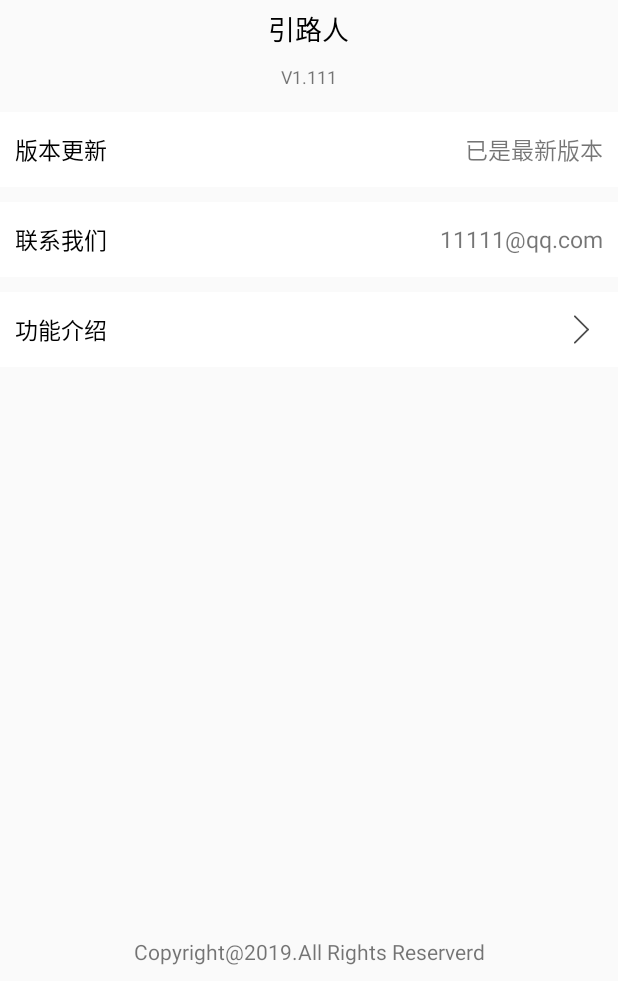
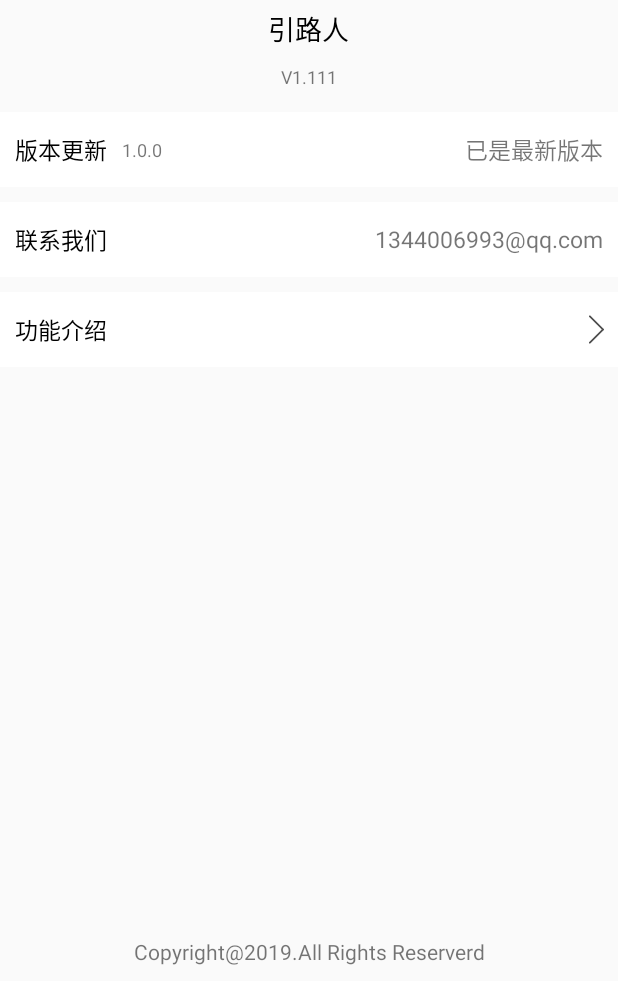
Before and after one commit to GolThr/TravelGuide, an Android app: the AboutActivity screen opened directly, with no data from a screen before it, on a phone screen of 412 x 824 dp, the part 255-1236 px from its top. Run offline under Robolectric (Android 15) with nearby library versions, the phone set to English and light mode, and no system bars; our stand-ins replace CircleImageView.

Commit message:
GolThr(8014)

```diff
--- a/app/src/main/java/com/golthr/travelguide/AboutActivity.java
+++ b/app/src/main/java/com/golthr/travelguide/AboutActivity.java
@@ -5,6 +5,7 @@ import android.os.Bundle;
 import android.support.v7.app.AppCompatActivity;
 import android.view.View;
 import android.widget.ImageView;
+import android.widget.RelativeLayout;
 import android.widget.TextView;
 
 
@@ -13,6 +14,8 @@ import android.widget.TextView;
  */
 
 public class AboutActivity extends AppCompatActivity {
+    private TextView tv_version;
+    private TextView tv_currentVersion;
     /**
      * ATTENTION: This was auto-generated to implement the App Indexing API.
      * See https://g.co/AppIndexing/AndroidStudio for more information.
@@ -22,13 +25,13 @@ public class AboutActivity extends AppCompatActivity {
         Affects.setStatusBarFontBlack(AboutActivity.this);
         super.onCreate(savedInstanceState);
         setContentView(R.layout.activity_about);
-        ImageView gotoIntroduction = (ImageView) findViewById(R.id.gotoIntroduction);
+
+        RelativeLayout gotoIntroduction = (RelativeLayout) findViewById(R.id.gotoIntroduction);
         gotoIntroduction.setOnClickListener(new View.OnClickListener() {
             @Override
             public void onClick(View v) {
                 Intent intent = new Intent(AboutActivity.this,IntroductionActivity.class);
                 startActivity(intent);
-                finish();
             }
         });
         ImageView imageView=(ImageView)findViewById(R.id.iv_back_btn);
@@ -40,6 +43,24 @@ public class AboutActivity extends AppCompatActivity {
         });
         TextView tv_title = (TextView)findViewById(R.id.tv_main_title);
         tv_title.setText("关于引路人");
+
+        RelativeLayout rl_checkUpdate = (RelativeLayout)findViewById(R.id.rl_checkUpdate);
+        tv_version = (TextView)findViewById(R.id.tv_version);
+        tv_currentVersion = (TextView)findViewById(R.id.tv_currentVersion);
+
+        checkForUpdate();
+        rl_checkUpdate.setOnClickListener(new View.OnClickListener() {
+            @Override
+            public void onClick(View view) {
+                checkForUpdate();
+            }
+        });
     }
 
+    private void checkForUpdate(){
+        //检测新版本Bmob_checkUpdate_impl
+        //数据：当前版本currentVersion
+        String currentVersion = tv_currentVersion.getText().toString().trim();
+        //获取最新版本号，如果比现在更新，则设置tv_version显示有最新版本，否则不设置
+    }
 }
--- a/app/src/main/res/layout/activity_about.xml
+++ b/app/src/main/res/layout/activity_about.xml
@@ -32,6 +32,7 @@
         android:layout_gravity="center"
         />
     <RelativeLayout
+        android:id="@+id/rl_checkUpdate"
         android:layout_width="match_parent"
         android:layout_height="50dp"
         android:layout_marginTop="10dp"
@@ -39,6 +40,7 @@
         android:background="#ffffff"
         >
         <TextView
+            android:id="@+id/tv_update_title"
             android:layout_width="wrap_content"
             android:layout_height="match_parent"
             android:text="版本更新"
@@ -49,9 +51,21 @@
            />
 
         <TextView
+            android:id="@+id/tv_currentVersion"
+            android:layout_width="wrap_content"
+            android:layout_height="match_parent"
+            android:text="1.0.0"
+            android:gravity="left|center_vertical"
+            android:layout_marginLeft="10dp"
+            android:layout_toRightOf="@+id/tv_update_title"
+            android:textSize="12sp"
+            />
+
+        <TextView
+            android:id="@+id/tv_version"
             android:layout_width="wrap_content"
             android:layout_height="wrap_content"
-          android:layout_centerVertical="true"
+            android:layout_centerVertical="true"
             android:text="已是最新版本"
             android:gravity="right"
             android:textSize="15sp"
@@ -82,7 +96,7 @@
             android:layout_width="wrap_content"
             android:layout_height="wrap_content"
             android:layout_centerVertical="true"
-            android:text="11111@qq.com"
+            android:text="1344006993@qq.com"
             android:gravity="right"
             android:textSize="15sp"
             android:layout_marginRight="10dp"
@@ -90,6 +104,7 @@
             android:layout_alignParentEnd="true" />
     </RelativeLayout>
     <RelativeLayout
+        android:id="@+id/gotoIntroduction"
         android:layout_width="match_parent"
         android:layout_height="50dp"
         android:orientation="horizontal"
@@ -110,11 +125,9 @@
             android:layout_width="30dp"
             android:layout_height="30dp"
             android:src="@drawable/g3"
-            android:layout_marginRight="10dp"
             android:layout_alignParentRight="true"
             android:layout_alignParentEnd="true"
             android:layout_centerInParent="true"
-            android:id="@+id/gotoIntroduction"
             />
     </RelativeLayout>
 
--- a/app/src/main/res/layout/activity_login.xml
+++ b/app/src/main/res/layout/activity_login.xml
@@ -7,7 +7,7 @@
     android:gravity="center_vertical">
 
     <LinearLayout
-        android:layout_width="250dp"
+        android:layout_width="270dp"
         android:layout_height="wrap_content"
         android:layout_marginLeft="35dp"
         android:layout_marginRight="35dp"
```
Also changed, not shown: app/src/main/java/com/golthr/travelguide/IntroductionActivity.java (+16 -3 lines), app/src/main/res/layout/activity_introduction.xml (+11 -22 lines), app/src/main/res/values/strings.xml (+8 -1 lines), 1 other file.
